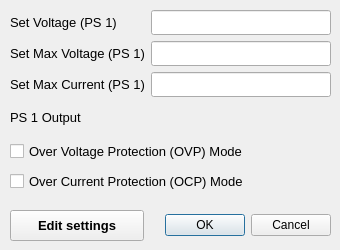
The window that OnlineMECMonitoring/Version2/KORAD_PS_DAQ/UI_Files/AdvSettings_v2-3a.ui (ademola-adekunle/nrcbiosensorapps) describes before a commit, drawn with Qt 5.
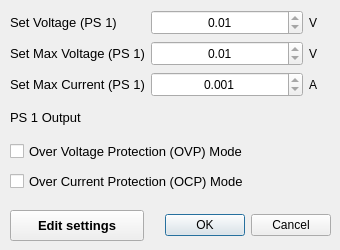
The same window after the commit.

```diff
--- a/OnlineMECMonitoring/Version2/KORAD_PS_DAQ/UI_Files/AdvSettings_v2-3a.ui
+++ b/OnlineMECMonitoring/Version2/KORAD_PS_DAQ/UI_Files/AdvSettings_v2-3a.ui
@@ -131,6 +131,30 @@
     </rect>
    </property>
    <layout class="QGridLayout" name="infoLayout">
+    <item row="2" column="2">
+     <widget class="QLabel" name="currentunitLabel">
+      <property name="minimumSize">
+       <size>
+        <width>22</width>
+        <height>0</height>
+       </size>
+      </property>
+      <property name="maximumSize">
+       <size>
+        <width>16777215</width>
+        <height>16777215</height>
+       </size>
+      </property>
+      <property name="font">
+       <font>
+        <pointsize>9</pointsize>
+       </font>
+      </property>
+      <property name="text">
+       <string>A</string>
+      </property>
+     </widget>
+    </item>
     <item row="1" column="0">
      <widget class="QLabel" name="label_4">
       <property name="minimumSize">
@@ -173,38 +197,6 @@
       </property>
      </widget>
     </item>
-    <item row="0" column="1">
-     <widget class="QLineEdit" name="setvoltageDisplay">
-      <property name="maximumSize">
-       <size>
-        <width>16777215</width>
-        <height>25</height>
-       </size>
-      </property>
-      <property name="alignment">
-       <set>Qt::AlignCenter</set>
-      </property>
-      <property name="readOnly">
-       <bool>true</bool>
-      </property>
-     </widget>
-    </item>
-    <item row="1" column="1">
-     <widget class="QLineEdit" name="maxvoltageDisplay">
-      <property name="maximumSize">
-       <size>
-        <width>16777215</width>
-        <height>25</height>
-       </size>
-      </property>
-      <property name="alignment">
-       <set>Qt::AlignCenter</set>
-      </property>
-      <property name="readOnly">
-       <bool>true</bool>
-      </property>
-     </widget>
-    </item>
     <item row="0" column="0">
      <widget class="QLabel" name="label_2">
       <property name="minimumSize">
@@ -226,19 +218,27 @@
       </property>
      </widget>
     </item>
-    <item row="2" column="1">
-     <widget class="QLineEdit" name="maxcurrentDisplay">
+    <item row="0" column="2">
+     <widget class="QLabel" name="currentunitLabel_2">
+      <property name="minimumSize">
+       <size>
+        <width>22</width>
+        <height>0</height>
+       </size>
+      </property>
       <property name="maximumSize">
        <size>
         <width>16777215</width>
-        <height>25</height>
+        <height>16777215</height>
        </size>
       </property>
-      <property name="alignment">
-       <set>Qt::AlignCenter</set>
+      <property name="font">
+       <font>
+        <pointsize>9</pointsize>
+       </font>
       </property>
-      <property name="readOnly">
-       <bool>true</bool>
+      <property name="text">
+       <string>V</string>
       </property>
      </widget>
     </item>
@@ -263,6 +263,141 @@
       </property>
      </widget>
     </item>
+    <item row="0" column="1">
+     <widget class="QDoubleSpinBox" name="setvoltageDisplay">
+      <property name="sizePolicy">
+       <sizepolicy hsizetype="Expanding" vsizetype="Fixed">
+        <horstretch>0</horstretch>
+        <verstretch>0</verstretch>
+       </sizepolicy>
+      </property>
+      <property name="maximumSize">
+       <size>
+        <width>16777215</width>
+        <height>25</height>
+       </size>
+      </property>
+      <property name="alignment">
+       <set>Qt::AlignCenter</set>
+      </property>
+      <property name="readOnly">
+       <bool>true</bool>
+      </property>
+      <property name="correctionMode">
+       <enum>QAbstractSpinBox::CorrectToNearestValue</enum>
+      </property>
+      <property name="decimals">
+       <number>2</number>
+      </property>
+      <property name="minimum">
+       <double>0.010000000000000</double>
+      </property>
+      <property name="maximum">
+       <double>30.000000000000000</double>
+      </property>
+      <property name="singleStep">
+       <double>0.001000000000000</double>
+      </property>
+     </widget>
+    </item>
+    <item row="1" column="2">
+     <widget class="QLabel" name="currentunitLabel_4">
+      <property name="minimumSize">
+       <size>
+        <width>22</width>
+        <height>0</height>
+       </size>
+      </property>
+      <property name="maximumSize">
+       <size>
+        <width>16777215</width>
+        <height>16777215</height>
+       </size>
+      </property>
+      <property name="font">
+       <font>
+        <pointsize>9</pointsize>
+       </font>
+      </property>
+      <property name="text">
+       <string>V</string>
+      </property>
+     </widget>
+    </item>
+    <item row="1" column="1">
+     <widget class="QDoubleSpinBox" name="maxvoltageDisplay">
+      <property name="sizePolicy">
+       <sizepolicy hsizetype="Expanding" vsizetype="Fixed">
+        <horstretch>0</horstretch>
+        <verstretch>0</verstretch>
+       </sizepolicy>
+      </property>
+      <property name="maximumSize">
+       <size>
+        <width>16777215</width>
+        <height>25</height>
+       </size>
+      </property>
+      <property name="alignment">
+       <set>Qt::AlignCenter</set>
+      </property>
+      <property name="readOnly">
+       <bool>true</bool>
+      </property>
+      <property name="correctionMode">
+       <enum>QAbstractSpinBox::CorrectToNearestValue</enum>
+      </property>
+      <property name="decimals">
+       <number>2</number>
+      </property>
+      <property name="minimum">
+       <double>0.010000000000000</double>
+      </property>
+      <property name="maximum">
+       <double>30.000000000000000</double>
+      </property>
+      <property name="singleStep">
+       <double>0.010000000000000</double>
+      </property>
+     </widget>
+    </item>
+    <item row="2" column="1">
+     <widget class="QDoubleSpinBox" name="maxcurrentDisplay">
+      <property name="sizePolicy">
+       <sizepolicy hsizetype="Expanding" vsizetype="Fixed">
+        <horstretch>0</horstretch>
+        <verstretch>0</verstretch>
+       </sizepolicy>
+      </property>
+      <property name="maximumSize">
+       <size>
+        <width>16777215</width>
+        <height>25</height>
+       </size>
+      </property>
+      <property name="alignment">
+       <set>Qt::AlignCenter</set>
+      </property>
+      <property name="readOnly">
+       <bool>true</bool>
+      </property>
+      <property name="correctionMode">
+       <enum>QAbstractSpinBox::CorrectToNearestValue</enum>
+      </property>
+      <property name="decimals">
+       <number>3</number>
+      </property>
+      <property name="minimum">
+       <double>0.001000000000000</double>
+      </property>
+      <property name="maximum">
+       <double>5.000000000000000</double>
+      </property>
+      <property name="singleStep">
+       <double>0.001000000000000</double>
+      </property>
+     </widget>
+    </item>
    </layout>
   </widget>
  </widget>
```
Left out of the diff: 6 changed lines with no effect on the pictures.
